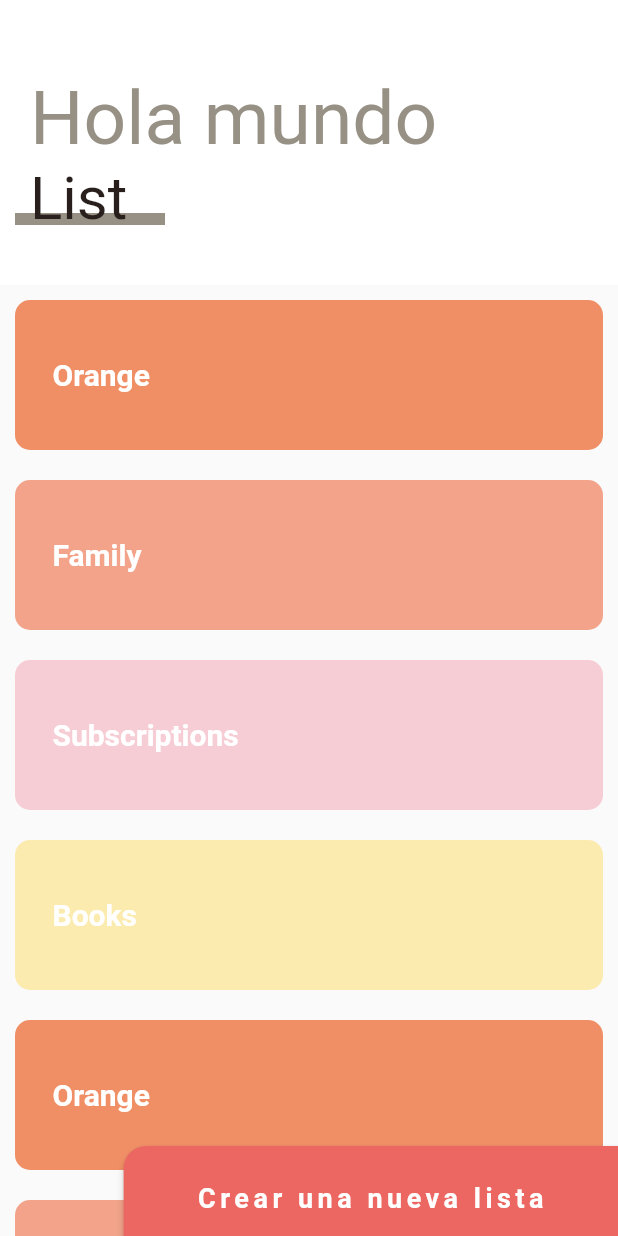
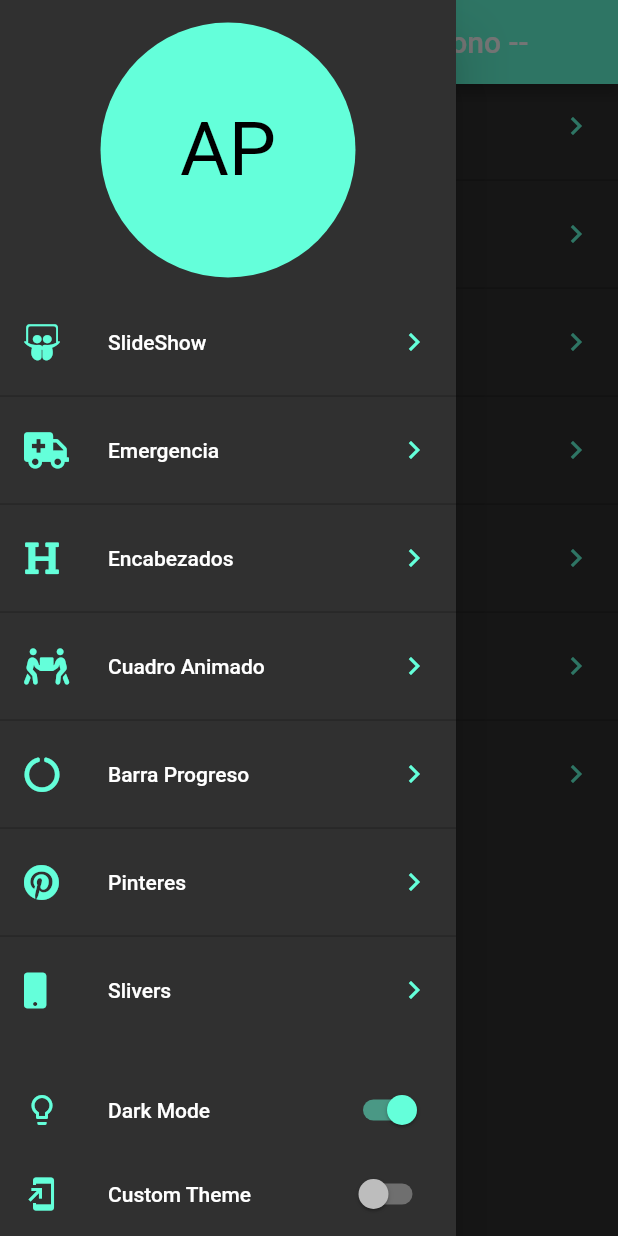
Before and after one commit to asaek/backgrounds_custom_painter, a Flutter app: the screen it shows after launch, with the side drawer open (before the commit the screen has no drawer), on a phone screen of 412 x 824 dp. Run offline on Flutter 3.47's test engine with Material 2 defaults, Android fonts, the phone set to English and light mode, and no system bars; our stand-ins replace animate_do, flutter_svg, font_awesome_flutter.

Commit message:
Finalizacion de proyecto

```diff
--- a/lib/main.dart
+++ b/lib/main.dart
@@ -1,6 +1,6 @@
+import 'package:backgrounds_custom_painter/screens/launcher_tablet_page.dart';
 import 'package:flutter/material.dart';
 import 'package:provider/provider.dart';
-import 'package:font_awesome_flutter/font_awesome_flutter.dart';
 
 import 'package:backgrounds_custom_painter/screens/screens.dart';
 import 'models/models.dart';
@@ -16,6 +16,8 @@ class AppState extends StatelessWidget {
         ChangeNotifierProvider(create: (_) => SliderModer()),
         ChangeNotifierProvider(create: (_) => MenuModel()),
         ChangeNotifierProvider(create: (_) => MedicoProvider()),
+        ChangeNotifierProvider(create: (_) => ThemeChanger(2)),
+        ChangeNotifierProvider(create: (_) => TabletPorivder()),
       ],
       child: MyApp(),
     );
@@ -25,10 +27,34 @@ class AppState extends StatelessWidget {
 class MyApp extends StatelessWidget {
   @override
   Widget build(BuildContext context) {
+    final appTheme = Provider.of<ThemeChanger>(context);
     return MaterialApp(
       debugShowCheckedModeBanner: false,
+      theme: appTheme.currenTheme,
       title: 'Disenos App',
-      home: SliverListPage(),
+      home: OrientationBuilder(
+        builder: (BuildContext context, Orientation orientation) {
+          final screenSize = MediaQuery.of(context).size;
+
+          print('Orientacion $orientation');
+          print('Ancho Pixeles Logicos:  ${screenSize.width}');
+          print('Alto Pixeles Logicos:  ${screenSize.height}');
+
+          // print(
+          //     'Ratio de Pixeles Logicos:  ${MediaQuery.of(context).devicePixelRatio}');
+          if (screenSize.width > 500) {
+            return LauncherTabletPage();
+          } else {
+            return LauncherPage();
+          }
+        },
+      ),
     );
   }
 }
+
+
+// apptheme.currenTheme.accentColor,
+// apptheme.currenTheme.primaryColor,
+// appTheme.scaffoldBackgroundColor
+// appTheme.textTheme.bodyText1!.color,
--- a/lib/providers/providers.dart
+++ b/lib/providers/providers.dart
@@ -1,2 +1,5 @@
 export 'package:backgrounds_custom_painter/providers/MenuModel.dart';
 export 'package:backgrounds_custom_painter/providers/medico_provider.dart';
+export 'package:backgrounds_custom_painter/theme/theme_changer.dart';
+
+export 'package:backgrounds_custom_painter/providers/tablet_provider.dart';
--- /dev/null
+++ b/lib/providers/tablet_provider.dart
@@ -0,0 +1,11 @@
+import 'package:flutter/material.dart';
+import 'package:backgrounds_custom_painter/screens/screens.dart';
+
+class TabletPorivder with ChangeNotifier {
+  Widget _rutaSliderSeleccionada = SlideShowScreen2();
+  Widget get rutaSliderSeleccionada => this._rutaSliderSeleccionada;
+  set rutaSliderSeleccionada(Widget dato) {
+    this._rutaSliderSeleccionada = dato;
+    notifyListeners();
+  }
+}
--- /dev/null
+++ b/lib/routes/routes.dart
@@ -0,0 +1,56 @@
+import 'package:flutter/material.dart';
+import 'package:font_awesome_flutter/font_awesome_flutter.dart';
+import 'package:backgrounds_custom_painter/screens/screens.dart';
+
+class _Route {
+  final IconData icon;
+  final String title;
+  final Widget page;
+
+  _Route(
+    this.icon,
+    this.title,
+    this.page,
+  );
+}
+
+final pageRoutes = <_Route>[
+  _Route(
+    FontAwesomeIcons.slideshare,
+    'SlideShow',
+    SlideShowScreen2(),
+  ),
+  _Route(
+    FontAwesomeIcons.ambulance,
+    'Emergencia',
+    EmergencyScreen(
+        iconData: FontAwesomeIcons.ambulance,
+        subtitulo: 'Esto es algo',
+        titulo: 'Algo es esto'),
+  ),
+  _Route(
+    FontAwesomeIcons.heading,
+    'Encabezados',
+    HeadersPage(),
+  ),
+  _Route(
+    FontAwesomeIcons.peopleCarry,
+    'Cuadro Animado',
+    CuadradoAnimadoScreen(),
+  ),
+  _Route(
+    FontAwesomeIcons.circleNotch,
+    'Barra Progreso',
+    GraficasCircularesScreen(),
+  ),
+  _Route(
+    FontAwesomeIcons.pinterest,
+    'Pinteres',
+    PinteresPage(),
+  ),
+  _Route(
+    FontAwesomeIcons.mobile,
+    'Slivers',
+    SliverListPage(),
+  ),
+];
--- /dev/null
+++ b/lib/screens/launcher_page.dart
@@ -0,0 +1,107 @@
+import 'package:backgrounds_custom_painter/providers/providers.dart';
+import 'package:flutter/cupertino.dart';
+import 'package:flutter/material.dart';
+import 'package:font_awesome_flutter/font_awesome_flutter.dart';
+import 'package:backgrounds_custom_painter/routes/routes.dart';
+import 'package:provider/provider.dart';
+
+class LauncherPage extends StatelessWidget {
+  @override
+  Widget build(BuildContext context) {
+    final apptheme = Provider.of<ThemeChanger>(context).currenTheme;
+
+    return Scaffold(
+      appBar: AppBar(
+        title: Text('Dise;os en Flutter --  Telefono --'),
+        backgroundColor: apptheme.accentColor,
+      ),
+      body: Center(
+        child: _ListaOpciones(),
+      ),
+      drawer: _MenuPrincipal(),
+    );
+  }
+}
+
+class _MenuPrincipal extends StatelessWidget {
+  @override
+  Widget build(BuildContext context) {
+    final apptheme = Provider.of<ThemeChanger>(context);
+
+    return Drawer(
+      child: Column(
+        children: [
+          SafeArea(
+            child: Container(
+              padding: EdgeInsets.all(15),
+              width: double.infinity,
+              height: 200,
+              child: CircleAvatar(
+                backgroundColor: apptheme.currenTheme.accentColor,
+                child: Text(
+                  'AP',
+                  style: TextStyle(fontSize: 50),
+                ),
+              ),
+            ),
+          ),
+          Expanded(
+            child: _ListaOpciones(),
+          ),
+          ListTile(
+            leading: Icon(Icons.lightbulb_outline,
+                color: apptheme.currenTheme.accentColor),
+            title: Text('Dark Mode'),
+            trailing: Switch.adaptive(
+              activeColor: apptheme.currenTheme.accentColor,
+              value: apptheme.darkTheme,
+              onChanged: (value) => apptheme.darkTheme = value,
+            ),
+          ),
+          ListTile(
+            leading: Icon(Icons.add_to_home_screen,
+                color: apptheme.currenTheme.accentColor),
+            title: Text('Custom Theme'),
+            trailing: Switch.adaptive(
+              activeColor: apptheme.currenTheme.accentColor,
+              value: apptheme.customTheme,
+              onChanged: (value) => apptheme.customTheme = value,
+            ),
+          ),
+        ],
+      ),
+    );
+  }
+}
+
+class _ListaOpciones extends StatelessWidget {
+  @override
+  Widget build(BuildContext context) {
+    final apptheme = Provider.of<ThemeChanger>(context);
+
+    return ListView.separated(
+      physics: BouncingScrollPhysics(),
+      itemCount: pageRoutes.length,
+      separatorBuilder: (context, i) => Divider(
+        color: apptheme.currenTheme.primaryColor,
+      ),
+      itemBuilder: (context, i) => ListTile(
+        leading: FaIcon(
+          pageRoutes[i].icon,
+          color: apptheme.currenTheme.accentColor,
+        ),
+        title: Text(pageRoutes[i].title),
+        trailing: Icon(
+          Icons.chevron_right,
+          color: apptheme.currenTheme.accentColor,
+        ),
+        onTap: () {
+          Navigator.push(
+              context,
+              CupertinoPageRoute(
+                  builder: (BuildContext context) => pageRoutes[i].page));
+        },
+      ),
+    );
+  }
+}
--- a/lib/screens/screens.dart
+++ b/lib/screens/screens.dart
@@ -6,7 +6,8 @@ export 'package:backgrounds_custom_painter/screens/grafica_circular_screen.dart'
 export 'package:backgrounds_custom_painter/labs/slideshow_screen.dart';
 export 'package:backgrounds_custom_painter/screens/slideshow2_screen.dart';
 export 'package:backgrounds_custom_painter/screens/pinteres_page.dart';
+export 'package:backgrounds_custom_painter/screens/emergency_screen.dart';
+export 'package:backgrounds_custom_painter/screens/sliders_list_screen.dart';
+export 'package:backgrounds_custom_painter/screens/launcher_page.dart';
 
-export 'package:backgrounds_custom_painter/screens/emergency_screen.dart';
-
-export 'package:backgrounds_custom_painter/screens/sliders_list_screen.dart';
+export 'package:backgrounds_custom_painter/screens/launcher_tablet_page.dart';
--- a/lib/screens/sliders_list_screen.dart
+++ b/lib/screens/sliders_list_screen.dart
@@ -1,4 +1,6 @@
+import 'package:backgrounds_custom_painter/providers/providers.dart';
 import 'package:flutter/material.dart';
+import 'package:provider/provider.dart';
 
 class SliverListPage extends StatelessWidget {
   @override
@@ -18,18 +20,22 @@ class _BotonNewList extends StatelessWidget {
   @override
   Widget build(BuildContext context) {
     final size = MediaQuery.of(context).size;
+
+    final appTheme = Provider.of<ThemeChanger>(context);
     return ButtonTheme(
       minWidth: size.width * 0.80,
       height: 70,
       child: MaterialButton(
-        color: Color(0xffED6762),
+        color: (appTheme.darkTheme)
+            ? appTheme.currenTheme.accentColor
+            : Color(0xffED6762),
         shape: RoundedRectangleBorder(
             borderRadius: BorderRadius.only(topLeft: Radius.circular(15))),
         onPressed: () {},
         child: Text(
           'Crear una nueva lista',
           style: TextStyle(
-            color: Colors.white,
+            color: appTheme.currenTheme.scaffoldBackgroundColor,
             fontSize: 18,
             fontWeight: FontWeight.bold,
             letterSpacing: 3,
@@ -62,6 +68,8 @@ class _MainScroll extends StatelessWidget {
 
   @override
   Widget build(BuildContext context) {
+    final appTheme = Provider.of<ThemeChanger>(context).currenTheme;
+
     return CustomScrollView(
       physics: BouncingScrollPhysics(),
       slivers: [
@@ -80,7 +88,7 @@ class _MainScroll extends StatelessWidget {
             minheight: 160,
             maxheight: 190,
             child: Container(
-              color: Colors.white,
+              color: appTheme.scaffoldBackgroundColor,
               child: _Titulo(),
             ),
           ),
@@ -208,11 +216,13 @@ class _ListItem extends StatelessWidget {
 
   @override
   Widget build(BuildContext context) {
+    final appTheme = Provider.of<ThemeChanger>(context);
+
     return Container(
       height: 100,
       margin: EdgeInsets.all(10),
       decoration: BoxDecoration(
-        color: colorf,
+        color: (appTheme.darkTheme) ? Colors.grey : colorf,
         borderRadius: BorderRadius.circular(10),
       ),
       padding: EdgeInsets.symmetric(horizontal: 25),
--- /dev/null
+++ b/lib/theme/theme_changer.dart
@@ -0,0 +1,78 @@
+import 'package:flutter/material.dart';
+
+class ThemeChanger with ChangeNotifier {
+  bool _darkTheme = false;
+  bool _customTheme = false;
+
+  ThemeData _currentTheme = ThemeData.light();
+
+  bool get darkTheme => this._darkTheme;
+  bool get customTheme => this._customTheme;
+
+  ThemeData get currenTheme => this._currentTheme;
+
+  ThemeChanger(int theme) {
+    switch (theme) {
+      case 1: //    Light
+        _darkTheme = false;
+        _customTheme = false;
+        _currentTheme = ThemeData.light().copyWith(
+          accentColor: Colors.pink,
+        );
+        break;
+      case 2: //    Dark
+        _darkTheme = true;
+        _customTheme = false;
+        _currentTheme = ThemeData.dark();
+        break;
+      case 3: //    Dark
+        _darkTheme = false;
+        _customTheme = true;
+        break;
+      default:
+    }
+  }
+
+  set darkTheme(bool dato) {
+    _customTheme = false;
+    _darkTheme = dato;
+
+    if (dato) {
+      _currentTheme = ThemeData.dark();
+    } else {
+      _currentTheme = ThemeData.light().copyWith(
+        accentColor: Colors.pink,
+      );
+    }
+    notifyListeners();
+  }
+
+  set customTheme(bool dato) {
+    _customTheme = dato;
+    _darkTheme = false;
+
+    if (dato) {
+      _currentTheme = ThemeData.dark().copyWith(
+        accentColor: Color(0xff48A0EB),
+        primaryColorLight: Color(0xffffc8af),
+        primaryColor: Color(0xff979185), //  color del appbar
+        scaffoldBackgroundColor: Color(0xff16202B),
+        textTheme: TextTheme(
+          bodyText1: TextStyle(color: Colors.pink),
+        ),
+        floatingActionButtonTheme: FloatingActionButtonThemeData(
+          backgroundColor: Colors.purpleAccent,
+        ),
+        // appTheme.textTheme.bodyText1!.color,
+      );
+    } else {
+      _currentTheme = ThemeData.light();
+    }
+    notifyListeners();
+  }
+
+//   set currenTheme(ThemeData dato) {
+//     _currentTheme = dato;
+//     notifyListeners();
+//   }
+}
```
Also changed, not shown: lib/screens/emergency_screen.dart (+25 -10 lines), lib/screens/grafica_circular_screen.dart (+7 -4 lines), lib/screens/launcher_tablet_page.dart (added, +136 -0 lines), lib/screens/pinteres_page.dart (+23 -6 lines), lib/screens/slideshow2_screen.dart (+31 -9 lines), lib/widgets/slideshow.dart (+6 -1 lines), flutter_01.png (added), flutter_02.png (added).
